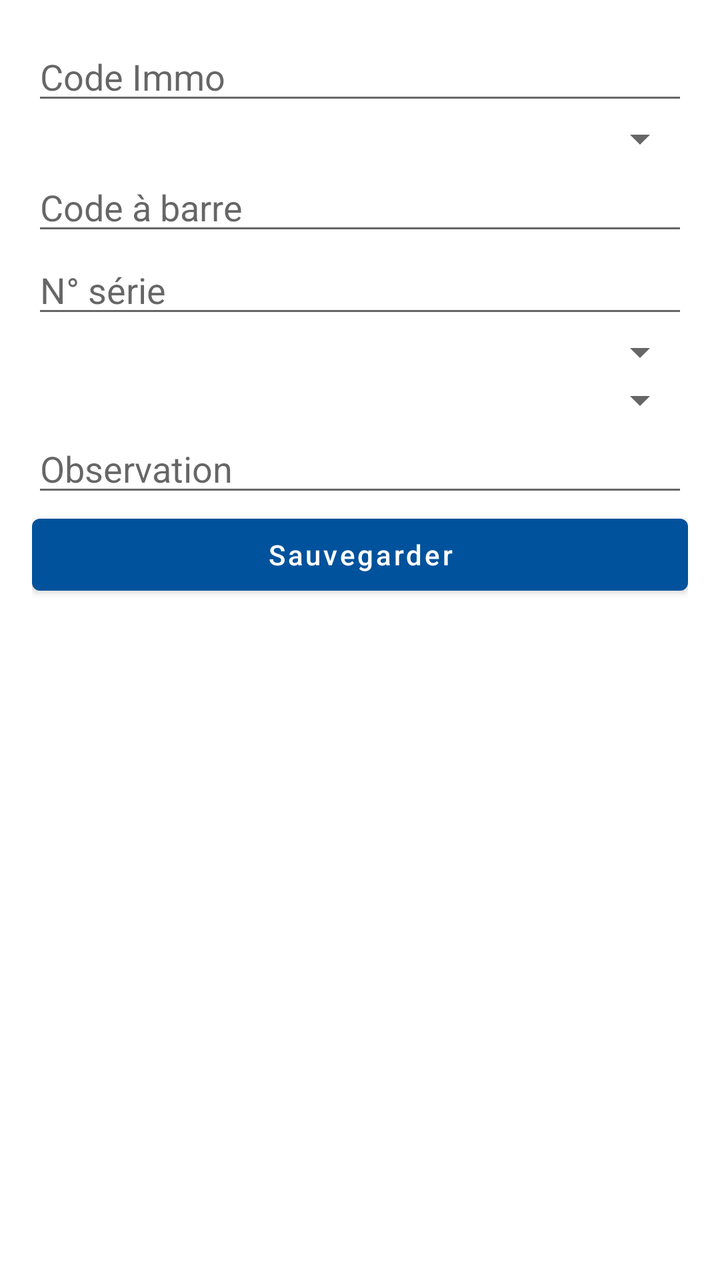
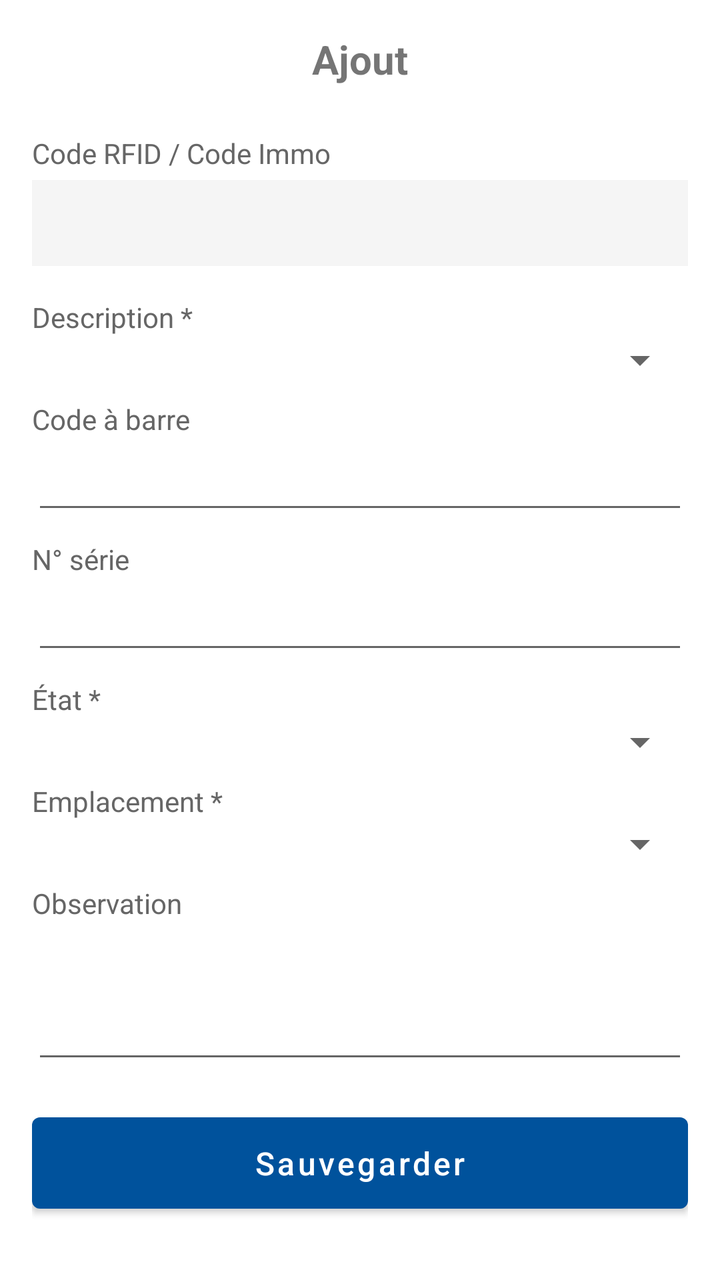

Before-and-after screenshots of an Android layout around one commit, followed by the original layout XML and the change that was made.
<!-- AndroidManifest.xml: application theme AppNewTheme -->
<!-- res/layout/fragment_add_immo.xml -->
<LinearLayout xmlns:android="http://schemas.android.com/apk/res/android"
    android:layout_width="match_parent"
    android:layout_height="match_parent"
    android:orientation="vertical"
    android:padding="16dp">
    
    <EditText
        android:id="@+id/editTextCodeImmo"
        android:layout_width="match_parent"
        android:layout_height="wrap_content"
        android:hint="Code Immo"
        android:inputType="text"/>
    
    <Spinner
        android:id="@+id/spinnerDescription"
        android:layout_width="match_parent"
        android:layout_height="wrap_content"/>
    
    <EditText
        android:id="@+id/editTextCodeBarre"
        android:layout_width="match_parent"
        android:layout_height="wrap_content"
        android:hint="Code à barre"/>
    
    <EditText
        android:id="@+id/editTextNumSerie"
        android:layout_width="match_parent"
        android:layout_height="wrap_content"
        android:hint="N° série"/>
    
    <Spinner
        android:id="@+id/spinnerEtat"
        android:layout_width="match_parent"
        android:layout_height="wrap_content"/>
    
    <Spinner
        android:id="@+id/spinnerEmplacement"
        android:layout_width="match_parent"
        android:layout_height="wrap_content"/>
    
    <EditText
        android:id="@+id/editTextNote"
        android:layout_width="match_parent"
        android:layout_height="wrap_content"
        android:hint="Observation"
        android:inputType="textMultiLine"/>
    
    <Button
        android:id="@+id/buttonSave"
        android:layout_width="match_parent"
        android:layout_height="wrap_content"
        android:text="Sauvegarder"/>
    
</LinearLayout>
<!-- resources referenced by this layout -->
<resources>
  <style name="AppNewTheme" parent="Theme.MaterialComponents.Light.NoActionBar">
          <item name="colorPrimary">@color/colorPrimary</item>
          <item name="colorPrimaryDark">@color/colorPrimaryDark</item>
          <item name="colorAccent">@color/colorPrimary</item>
          <item name="android:textAllCaps">false</item>
          <item name="windowActionBar">false</item>
          <item name="windowNoTitle">true</item>
          <item name="actionButtonStyle">@style/ActionButtonStyle</item>
          <item name="actionBarTabTextStyle">@style/ActionTabTextStyle</item>
      </style>
  <color name="colorPrimary">#00529c</color>
  <color name="colorPrimaryDark">#3F51B5</color>
  <style name="ActionButtonStyle">
          <item name="android:minWidth">0dp</item>
          <item name="android:paddingLeft">0dp</item>
          <item name="android:paddingRight">5dp</item>
      </style>
  <style name="ActionTabTextStyle">
          <item name="android:textAllCaps">false</item>
      </style>
</resources>

<!-- the commit's change to res/layout/fragment_add_immo.xml (unified diff, before → after) -->
@@ -1,54 +1,152 @@
-<LinearLayout xmlns:android="http://schemas.android.com/apk/res/android"
+<?xml version="1.0" encoding="utf-8"?>
+<ScrollView xmlns:android="http://schemas.android.com/apk/res/android"
     android:layout_width="match_parent"
     android:layout_height="match_parent"
-    android:orientation="vertical"
-    android:padding="16dp">
-    
-    <EditText
-        android:id="@+id/editTextCodeImmo"
+    android:fillViewport="true">
+
+    <LinearLayout
         android:layout_width="match_parent"
         android:layout_height="wrap_content"
-        android:hint="Code Immo"
-        android:inputType="text"/>
-    
-    <Spinner
-        android:id="@+id/spinnerDescription"
-        android:layout_width="match_parent"
-        android:layout_height="wrap_content"/>
-    
-    <EditText
-        android:id="@+id/editTextCodeBarre"
-        android:layout_width="match_parent"
-        android:layout_height="wrap_content"
-        android:hint="Code à barre"/>
-    
-    <EditText
-        android:id="@+id/editTextNumSerie"
-        android:layout_width="match_parent"
-        android:layout_height="wrap_content"
-        android:hint="N° série"/>
-    
-    <Spinner
-        android:id="@+id/spinnerEtat"
-        android:layout_width="match_parent"
-        android:layout_height="wrap_content"/>
-    
-    <Spinner
-        android:id="@+id/spinnerEmplacement"
-        android:layout_width="match_parent"
-        android:layout_height="wrap_content"/>
-    
-    <EditText
-        android:id="@+id/editTextNote"
-        android:layout_width="match_parent"
-        android:layout_height="wrap_content"
-        android:hint="Observation"
-        android:inputType="textMultiLine"/>
-    
-    <Button
-        android:id="@+id/buttonSave"
-        android:layout_width="match_parent"
-        android:layout_height="wrap_content"
-        android:text="Sauvegarder"/>
-    
-</LinearLayout>
+        android:orientation="vertical"
+        android:padding="16dp">
+
+        <TextView
+            android:layout_width="match_parent"
+            android:layout_height="wrap_content"
+            android:text="Ajout"
+            android:textSize="20sp"
+            android:textStyle="bold"
+            android:gravity="center"
+            android:paddingBottom="16dp"/>
+
+        <TextView
+            android:layout_width="match_parent"
+            android:layout_height="wrap_content"
+            android:text="Code RFID / Code Immo"
+            android:textSize="14sp"
+            android:textColor="#666666"
+            android:layout_marginTop="8dp"/>
+
+        <TextView
+            android:id="@+id/textViewTag"
+            android:layout_width="match_parent"
+            android:layout_height="wrap_content"
+            android:text=""
+            android:textSize="14sp"
+            android:textStyle="bold"
+            android:padding="12dp"
+            android:background="#F5F5F5"
+            android:layout_marginTop="4dp"
+            android:layout_marginBottom="8dp"/>
+
+        <TextView
+            android:layout_width="match_parent"
+            android:layout_height="wrap_content"
+            android:text="Description *"
+            android:textSize="14sp"
+            android:textColor="#666666"
+            android:layout_marginTop="8dp"/>
+
+        <Spinner
+            android:id="@+id/spinnerDescription"
+            android:layout_width="match_parent"
+            android:layout_height="wrap_content"
+            android:padding="12dp"/>
+
+        <TextView
+            android:layout_width="match_parent"
+            android:layout_height="wrap_content"
+            android:text="Code à barre"
+            android:textSize="14sp"
+            android:textColor="#666666"
+            android:layout_marginTop="8dp"/>
+
+        <EditText
+            android:id="@+id/editTextCodeBarre"
+            android:layout_width="match_parent"
+            android:layout_height="wrap_content"
+            android:inputType="text"
+            android:padding="12dp"
+            android:textSize="14sp"/>
+
+        <TextView
+            android:layout_width="match_parent"
+            android:layout_height="wrap_content"
+            android:text="N° série"
+            android:textSize="14sp"
+            android:textColor="#666666"
+            android:layout_marginTop="8dp"/>
+
+        <EditText
+            android:id="@+id/editTextNumSerie"
+            android:layout_width="match_parent"
+            android:layout_height="wrap_content"
+            android:inputType="text"
+            android:padding="12dp"
+            android:textSize="14sp"/>
+
+        <TextView
+            android:layout_width="match_parent"
+            android:layout_height="wrap_content"
+            android:text="État *"
+            android:textSize="14sp"
+            android:textColor="#666666"
+            android:layout_marginTop="8dp"/>
+
+        <Spinner
+            android:id="@+id/spinnerEtat"
+            android:layout_width="match_parent"
+            android:layout_height="wrap_content"
+            android:padding="12dp"/>
+
+        <TextView
+            android:layout_width="match_parent"
+            android:layout_height="wrap_content"
+            android:text="Emplacement *"
+            android:textSize="14sp"
+            android:textColor="#666666"
+            android:layout_marginTop="8dp"/>
+
+        <Spinner
+            android:id="@+id/spinnerEmplacement"
+            android:layout_width="match_parent"
+            android:layout_height="wrap_content"
+            android:padding="12dp"/>
+
+        <TextView
+            android:layout_width="match_parent"
+            android:layout_height="wrap_content"
+            android:text="Observation"
+            android:textSize="14sp"
+            android:textColor="#666666"
+            android:layout_marginTop="8dp"/>
+
+        <EditText
+            android:id="@+id/editTextNote"
+            android:layout_width="match_parent"
+            android:layout_height="wrap_content"
+            android:inputType="textMultiLine"
+            android:minLines="3"
+            android:padding="12dp"
+            android:textSize="14sp"/>
+
+        <Button
+            android:id="@+id/buttonSave"
+            android:layout_width="match_parent"
+            android:layout_height="wrap_content"
+            android:text="Sauvegarder"
+            android:layout_marginTop="16dp"
+            android:padding="12dp"
+            android:textSize="16sp"/>
+
+        <ProgressBar
+            android:id="@+id/progressBar"
+            style="?android:attr/progressBarStyle"
+            android:layout_width="wrap_content"
+            android:layout_height="wrap_content"
+            android:layout_gravity="center"
+            android:visibility="gone"
+            android:layout_marginTop="16dp"/>
+
+    </LinearLayout>
+</ScrollView>
